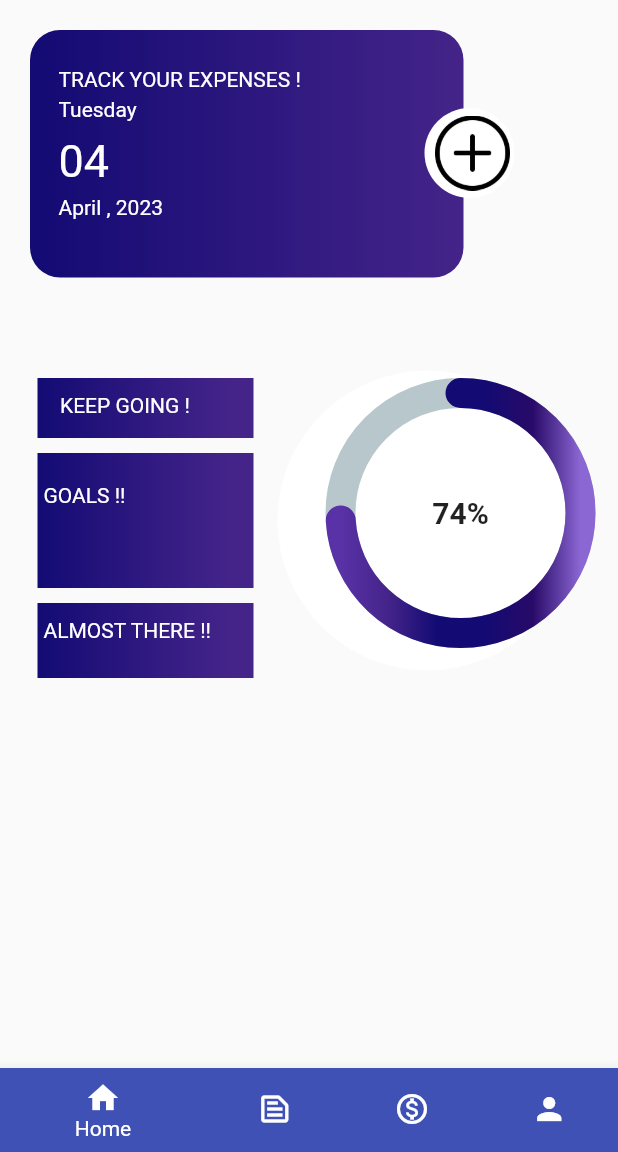
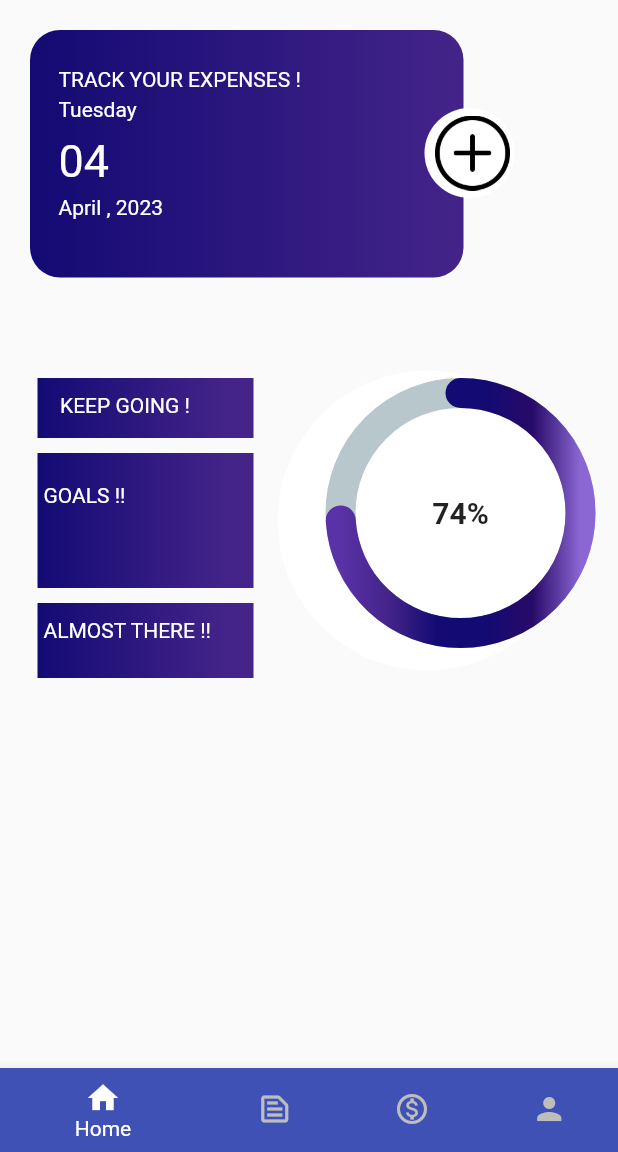
Before and after one commit to nishantnz/Fam-Fin-PLanning, a Flutter app: the screen it shows after launch, on a phone screen of 412 x 824 dp, the part 84-1236 px from its top. Run offline on Flutter 3.47's test engine with Material 2 defaults, Android fonts, the light colour scheme and no system bars; drawn by our look-alikes of percent_indicator, simple_gradient_text; our stand-ins replace google_fonts, image_picker, introduction_screen, lottie.

Commit message:
minor changes

```diff
--- a/lib/widgets/bottomNavBar.dart
+++ b/lib/widgets/bottomNavBar.dart
@@ -14,7 +14,10 @@ class _MyNavBarFulState extends State<MyNavBarFul> {
   @override
   Widget build(BuildContext context) {
     return BottomNavigationBar(
+      backgroundColor: Colors.indigo[900],
       currentIndex: _currentIndex,
+      selectedItemColor: Colors.white,
+      unselectedItemColor: Colors.grey[400],
       items: const [
         BottomNavigationBarItem(
           icon: Icon(Icons.home),
```
